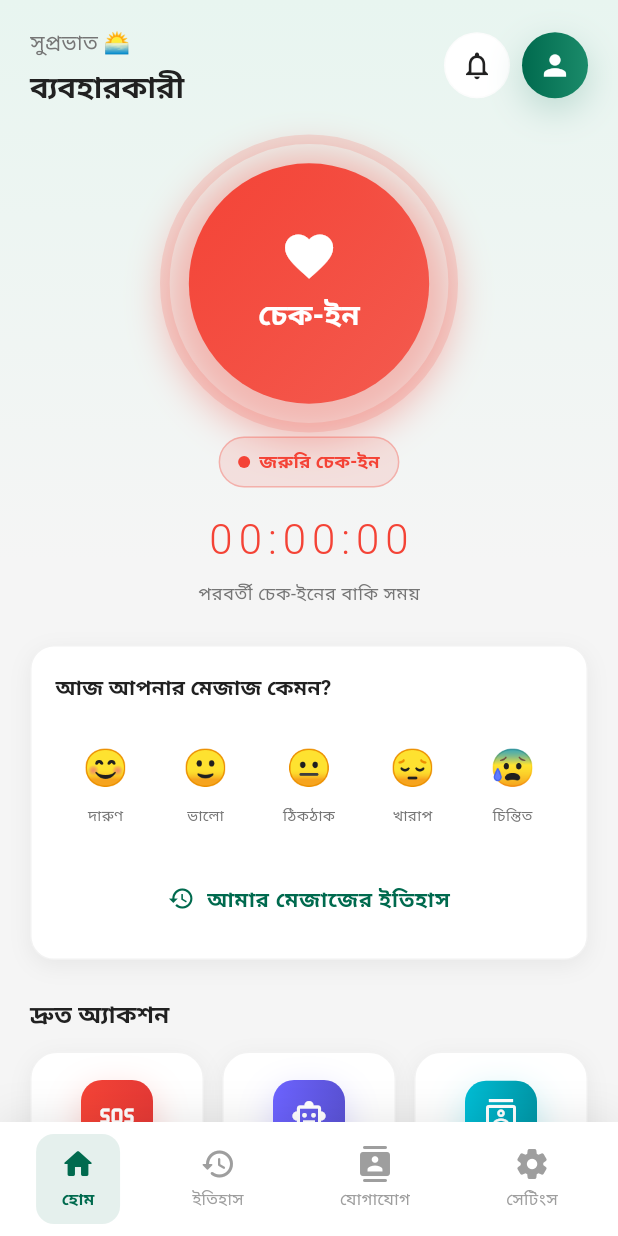
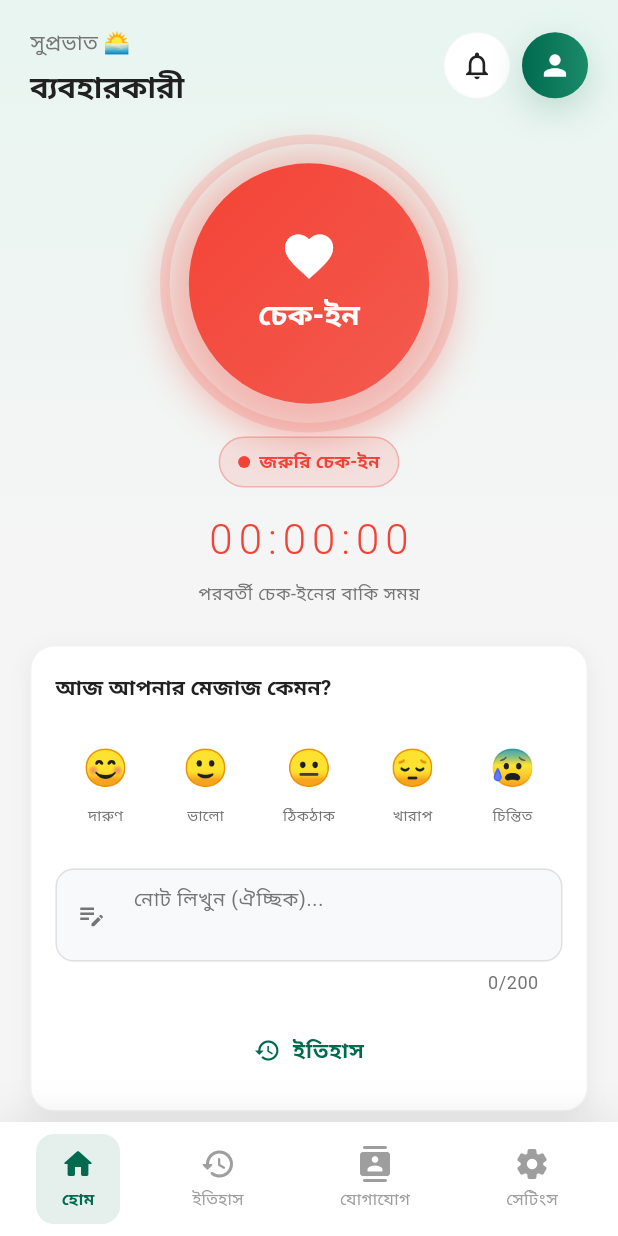
Before and after one commit to noyon-ahamed/are_you_okay, a Flutter app: the HomeScreen screen opened by its route, on a phone screen of 412 x 824 dp. Run offline on Flutter 3.47's test engine with Material 3 defaults, Android fonts, the phone set to English and light mode, and no system bars; our stand-ins replace connectivity_plus, dio, easy_localization, flutter_dotenv, flutter_local_notifications, flutter_riverpod and 15 more; missing offline and left inert: flutter_callkit_incoming, workmanager; accounts and stored records are empty; network calls fail; Roboto replaces fonts that are missing (HindSiliguri); statements that could not run were skipped.

Commit message:
fix: resolve home_screen compile error and update API points to VPS, along with history filter and UI refinements

```diff
--- a/lib/core/constants/app_constants.dart
+++ b/lib/core/constants/app_constants.dart
@@ -4,8 +4,8 @@ class AppConstants {
   AppConstants._();
 
   // API Configuration
-  // For production (Render): 'https://your-app.onrender.com/api'
-  static String get apiBaseUrl => dotenv.env['API_BASE_URL'] ?? 'https://are-you-okay.onrender.com/api';
+  // For production (VPS): 'http://76.13.246.186:3000/api'
+  static String get apiBaseUrl => dotenv.env['API_BASE_URL'] ?? 'http://76.13.246.186:3000/api';
 
   // App Information
   static const String appName = 'Bhalo Achen Ki?';
--- a/lib/presentation/screens/home/home_screen.dart
+++ b/lib/presentation/screens/home/home_screen.dart
@@ -530,8 +530,7 @@ class _HomeScreenState extends ConsumerState<HomeScreen>
             ),
           ),
           // Note input for mood
-          if (_selectedMood >= 0) ...[
-            const SizedBox(height: 12),
+          const SizedBox(height: 16),
           TextField(
             controller: _moodNoteController,
             decoration: InputDecoration(
@@ -553,7 +552,6 @@ class _HomeScreenState extends ConsumerState<HomeScreen>
               maxLines: 2,
               maxLength: 200,
             ),
-          ],
           if (_isSavingMood)
             const Padding(
               padding: EdgeInsets.only(top: 8),
@@ -567,12 +565,36 @@ class _HomeScreenState extends ConsumerState<HomeScreen>
             ),
           if (!_isSavingMood) ...[
             const SizedBox(height: 12),
-            Center(
-              child: TextButton.icon(
+            Row(
+              mainAxisAlignment: MainAxisAlignment.center,
+              children: [
+                if (_selectedMood >= 0) ...[
+                  ElevatedButton.icon(
+                    onPressed: _saveMood,
+                    icon: const Icon(Icons.check, size: 18, color: Colors.white),
+                    label: const Text(
+                      'সেভ করুন',
+                      style: TextStyle(
+                        fontFamily: 'HindSiliguri',
+                        fontWeight: FontWeight.w600,
+                        color: Colors.white,
+                      ),
+                    ),
+                    style: ElevatedButton.styleFrom(
+                      backgroundColor: AppColors.primary,
+                      padding: const EdgeInsets.symmetric(horizontal: 16, vertical: 8),
+                      shape: RoundedRectangleBorder(
+                        borderRadius: BorderRadius.circular(20),
+                      ),
+                    ),
+                  ),
+                  const SizedBox(width: 8),
+                ],
+                TextButton.icon(
                   onPressed: () => context.push(Routes.moodHistory),
                   icon: const Icon(Icons.history, size: 18),
                   label: const Text(
-                  'আমার মেজাজের ইতিহাস',
+                    'ইতিহাস',
                     style: TextStyle(
                       fontFamily: 'HindSiliguri',
                       fontWeight: FontWeight.w600,
@@ -586,8 +608,8 @@ class _HomeScreenState extends ConsumerState<HomeScreen>
                     ),
                   ),
                 ),
+              ],
             ),
-          ],
         ],
       ),
     );
@@ -741,10 +763,11 @@ class _HomeScreenState extends ConsumerState<HomeScreen>
               _buildStatItem(
                 icon: Icons.shield,
                 value: statusData.lastCheckIn != null
-                    ? DateFormat('dd MMM\nhh:mm a').format(statusData.lastCheckIn!)
+                    ? DateFormat('dd MMM\nhh:mm a').format(statusData.lastCheckIn!.toLocal())
                     : '---',
                 label: 'শেষ চেক-ইন',
                 color: AppColors.primary,
+                valueFontSize: 14,
               ),
             ],
           ),
@@ -758,6 +781,7 @@ class _HomeScreenState extends ConsumerState<HomeScreen>
     required String value,
     required String label,
     required Color color,
+    double? valueFontSize,
   }) {
     return Expanded(
       child: Column(
@@ -773,11 +797,13 @@ class _HomeScreenState extends ConsumerState<HomeScreen>
           const SizedBox(height: 8),
           Text(
             value,
+            textAlign: TextAlign.center,
             style: TextStyle(
-              fontSize: 22,
+              fontSize: valueFontSize ?? 22,
               fontWeight: FontWeight.bold,
               color: color,
               fontFamily: 'HindSiliguri',
+              height: 1.2,
             ),
           ),
           Text(
@@ -941,19 +967,24 @@ class _HomeScreenState extends ConsumerState<HomeScreen>
     }
   }
 
+  void _onMoodSelected(int index) {
+    setState(() => _selectedMood = index);
+  }
+
   /// Save mood to backend
-  void _onMoodSelected(int index) async {
-    setState(() => _selectedMood = index);
+  void _saveMood() async {
+    if (_selectedMood < 0) return;
 
     // Map index to mood string for backend
     final moodKeys = ['happy', 'good', 'neutral', 'sad', 'anxious'];
-    if (index >= 0 && index < moodKeys.length) {
+    if (_selectedMood >= moodKeys.length) return;
+
     setState(() => _isSavingMood = true);
     try {
       final noteText = _moodNoteController.text.trim();
       await MoodApiService().saveMood(
-          mood: moodKeys[index],
-          note: noteText.isNotEmpty ? noteText : AppConstants.moodLabels[index],
+        mood: moodKeys[_selectedMood],
+        note: noteText.isNotEmpty ? noteText : AppConstants.moodLabels[_selectedMood],
       );
       if (mounted) {
         _moodNoteController.clear();
@@ -967,12 +998,13 @@ class _HomeScreenState extends ConsumerState<HomeScreen>
             duration: const Duration(seconds: 2),
           ),
         );
+        setState(() => _selectedMood = -1); // Reset selection after saving
       }
     } on Exception catch (e) {
       debugPrint('Failed to save mood: $e');
       if (mounted) {
-          final msg = e.toString();
-          if (msg.contains('403') || msg.contains('once per hour')) {
+        final msg = e.toString().toLowerCase();
+        if (msg.contains('403') || msg.contains('once per hour') || msg.contains('cooldown')) {
           ScaffoldMessenger.of(context).showSnackBar(
             SnackBar(
               content: Text(
@@ -998,7 +1030,6 @@ class _HomeScreenState extends ConsumerState<HomeScreen>
     } finally {
       if (mounted) {
         setState(() => _isSavingMood = false);
-        }
       }
     }
   }
```
Also changed, not shown: lib/presentation/screens/history/checkin_history_screen.dart (+40 -15 lines), lib/presentation/screens/mood/mood_history_screen.dart (+40 -3 lines), 1 other file. Lines whose indentation alone changed are shown as unchanged.
